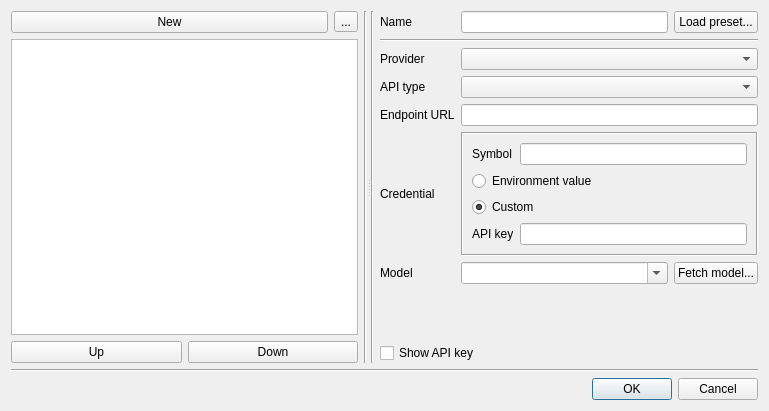
Before: the Qt Designer form src/SelectAiModelDialog.ui in soramimi/Guitar, drawn with Qt 5.
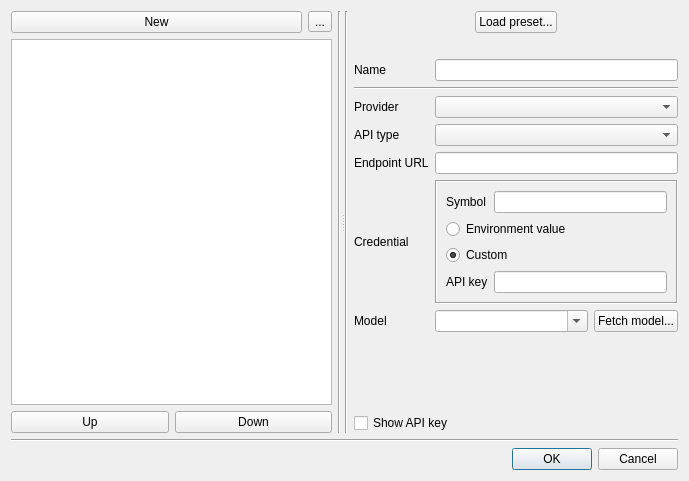
After: the same form once the commit is applied.

Commit message: Improve AI model preset dialog and provider selection UX

What changed in the file:
```diff
--- a/src/SelectAiModelDialog.ui
+++ b/src/SelectAiModelDialog.ui
@@ -6,8 +6,8 @@
    <rect>
     <x>0</x>
     <y>0</y>
-    <width>769</width>
-    <height>411</height>
+    <width>689</width>
+    <height>481</height>
    </rect>
   </property>
   <property name="windowTitle">
@@ -79,7 +79,7 @@
        </item>
       </layout>
      </widget>
-     <widget class="QWidget" name="layoutWidget">
+     <widget class="QWidget" name="">
       <layout class="QHBoxLayout" name="horizontalLayout_6">
        <item>
         <widget class="Line" name="line">
@@ -90,6 +90,50 @@
        </item>
        <item>
         <layout class="QVBoxLayout" name="verticalLayout">
+         <item>
+          <layout class="QHBoxLayout" name="horizontalLayout_5">
+           <item>
+            <spacer name="horizontalSpacer">
+             <property name="orientation">
+              <enum>Qt::Orientation::Horizontal</enum>
+             </property>
+             <property name="sizeHint" stdset="0">
+              <size>
+               <width>40</width>
+               <height>20</height>
+              </size>
+             </property>
+            </spacer>
+           </item>
+           <item>
+            <widget class="QPushButton" name="pushButton_load_preset">
+             <property name="text">
+              <string>Load preset...</string>
+             </property>
+            </widget>
+           </item>
+           <item>
+            <spacer name="horizontalSpacer_2">
+             <property name="orientation">
+              <enum>Qt::Orientation::Horizontal</enum>
+             </property>
+             <property name="sizeHint" stdset="0">
+              <size>
+               <width>40</width>
+               <height>20</height>
+              </size>
+             </property>
+            </spacer>
+           </item>
+          </layout>
+         </item>
+         <item>
+          <widget class="QLabel" name="label_9">
+           <property name="text">
+            <string/>
+           </property>
+          </widget>
+         </item>
          <item>
           <layout class="QGridLayout" name="gridLayout">
            <item row="4" column="0">
@@ -99,16 +143,6 @@
              </property>
             </widget>
            </item>
-           <item row="0" column="1">
-            <widget class="QLineEdit" name="lineEdit_name">
-             <property name="sizePolicy">
-              <sizepolicy hsizetype="MinimumExpanding" vsizetype="Fixed">
-               <horstretch>0</horstretch>
-               <verstretch>0</verstretch>
-              </sizepolicy>
-             </property>
-            </widget>
-           </item>
            <item row="3" column="0">
             <widget class="QLabel" name="label">
              <property name="text">
@@ -123,13 +157,6 @@
              </property>
             </widget>
            </item>
-           <item row="0" column="2">
-            <widget class="QPushButton" name="pushButton_load_preset">
-             <property name="text">
-              <string>Load preset...</string>
-             </property>
-            </widget>
-           </item>
            <item row="4" column="1" colspan="2">
             <widget class="QLineEdit" name="lineEdit_endpoint_url"/>
            </item>
@@ -252,6 +279,16 @@
              </layout>
             </widget>
            </item>
+           <item row="0" column="1" colspan="2">
+            <widget class="QLineEdit" name="lineEdit_name">
+             <property name="sizePolicy">
+              <sizepolicy hsizetype="MinimumExpanding" vsizetype="Fixed">
+               <horstretch>0</horstretch>
+               <verstretch>0</verstretch>
+              </sizepolicy>
+             </property>
+            </widget>
+           </item>
           </layout>
          </item>
          <item>
```
Left out of the diff: 11 changed lines with no effect on the pictures. The commit also changes 4 other files.
